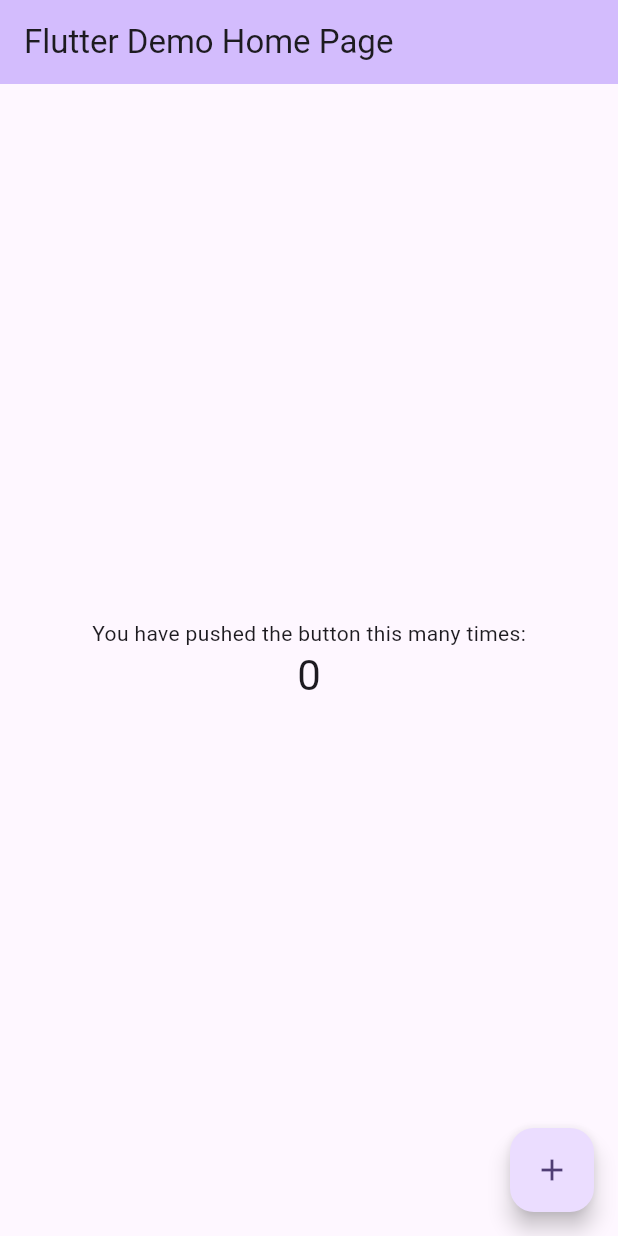
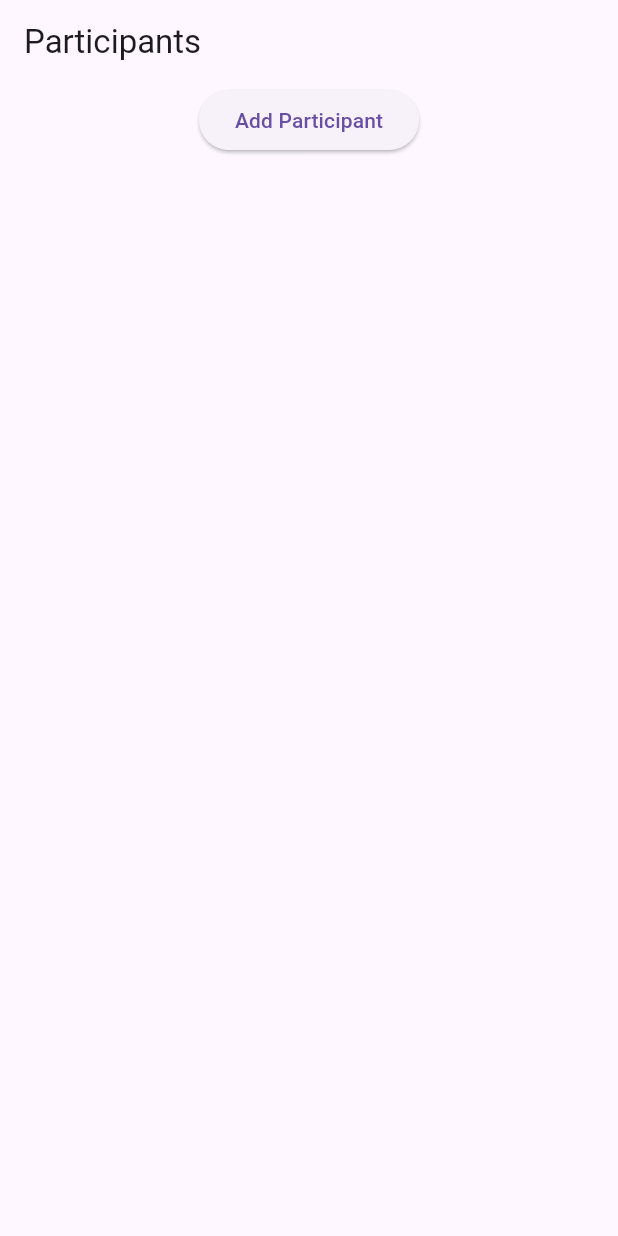
Before and after one commit to sanath-21/Final_Year_Project, a Flutter app: the screen it shows after launch, on a phone screen of 412 x 824 dp. Run offline on Flutter 3.47's test engine with Material 3 defaults, Android fonts, the phone set to English and light mode, and no system bars; our stand-ins replace sqflite; accounts and stored records are empty.

Commit message:
minor chnages

```diff
--- a/offroad_challenge_tracker/lib/main.dart
+++ b/offroad_challenge_tracker/lib/main.dart
@@ -1,122 +1,74 @@
 import 'package:flutter/material.dart';
+import 'database_helper.dart';
 
 void main() {
-  runApp(const MyApp());
+  runApp(MyApp());
 }
 
 class MyApp extends StatelessWidget {
-  const MyApp({super.key});
 
   // This widget is the root of your application.
   @override
   Widget build(BuildContext context) {
     return MaterialApp(
-      title: 'Flutter Demo',
-      theme: ThemeData(
-        // This is the theme of your application.
-        //
-        // TRY THIS: Try running your application with "flutter run". You'll see
-        // the application has a purple toolbar. Then, without quitting the app,
-        // try changing the seedColor in the colorScheme below to Colors.green
-        // and then invoke "hot reload" (save your changes or press the "hot
-        // reload" button in a Flutter-supported IDE, or press "r" if you used
-        // the command line to start the app).
-        //
-        // Notice that the counter didn't reset back to zero; the application
-        // state is not lost during the reload. To reset the state, use hot
-        // restart instead.
-        //
-        // This works for code too, not just values: Most code changes can be
-        // tested with just a hot reload.
-        colorScheme: ColorScheme.fromSeed(seedColor: Colors.deepPurple),
-      ),
-      home: const MyHomePage(title: 'Flutter Demo Home Page'),
+      debugShowCheckedModeBanner: false,
+      home: ParticipantScreen(),
     );
   }
 }
 
-class MyHomePage extends StatefulWidget {
-  const MyHomePage({super.key, required this.title});
-
-  // This widget is the home page of your application. It is stateful, meaning
-  // that it has a State object (defined below) that contains fields that affect
-  // how it looks.
-
-  // This class is the configuration for the state. It holds the values (in this
-  // case the title) provided by the parent (in this case the App widget) and
-  // used by the build method of the State. Fields in a Widget subclass are
-  // always marked "final".
-
-  final String title;
-
+class ParticipantScreen extends StatefulWidget{
   @override
-  State<MyHomePage> createState() => _MyHomePageState();
+  _ParticipantScreenState createState() => _ParticipantScreenState();
 }
 
-class _MyHomePageState extends State<MyHomePage> {
-  int _counter = 0;
+class _ParticipantScreenState extends State<ParticipantScreen>{
+  List<Map<String, dynamic>> participants = [];
 
-  void _incrementCounter() {
+  // Add a participant to the database
+  void addParticipant() async{
+    await DatabaseHelper.instance.insertParticipant({
+      'participant_number':1;
+      'driver_name': 'John Doe',
+      'co_driver_name': 'Jane Doe',
+      'category': 'Stock'
+    });
+    fetchParticipants(); //Refresh list after inserting
+  }
+
+  // Fetch all participants from the database
+  void fetchParticipants() async{
+    List<Map<String, dynamic>> data = await DatabaseHelper.instance.getAllParticipants();
     setState(() {
-      // This call to setState tells the Flutter framework that something has
-      // changed in this State, which causes it to rerun the build method below
-      // so that the display can reflect the updated values. If we changed
-      // _counter without calling setState(), then the build method would not be
-      // called again, and so nothing would appear to happen.
-      _counter++;
+      participants = data;
     });
+  }
+  @override
+  void initState(){
+    super.initState();
+    fetchParticipants(); //Load data on startup
   }
 
   @override
-  Widget build(BuildContext context) {
-    // This method is rerun every time setState is called, for instance as done
-    // by the _incrementCounter method above.
-    //
-    // The Flutter framework has been optimized to make rerunning build methods
-    // fast, so that you can just rebuild anything that needs updating rather
-    // than having to individually change instances of widgets.
+  Widget build(BuildContext context){
     return Scaffold(
-      appBar: AppBar(
-        // TRY THIS: Try changing the color here to a specific color (to
-        // Colors.amber, perhaps?) and trigger a hot reload to see the AppBar
-        // change color while the other colors stay the same.
-        backgroundColor: Theme.of(context).colorScheme.inversePrimary,
-        // Here we take the value from the MyHomePage object that was created by
-        // the App.build method, and use it to set our appbar title.
-        title: Text(widget.title),
+      appBar: AppBar(title: Text('Participants'),),
+      body: Column(
+        children: [
+          ElevatedButton(onPressed: addParticipant, child: Text('Add Participant'),),
+          Expanded(
+            child: ListView.builder(
+              itemCount: participants.length,
+              itemBuilder: (context, index){
+                return ListTile(
+                  title: Text(participants[index]['driver_name']),
+                  subtitle: Text('Co-driver: ${participants[index]['co_driver_name']}| Category: ${participants[index]['category']}'),
+                );
+              },
+              ),
+              ),
+        ],
       ),
-      body: Center(
-        // Center is a layout widget. It takes a single child and positions it
-        // in the middle of the parent.
-        child: Column(
-          // Column is also a layout widget. It takes a list of children and
-          // arranges them vertically. By default, it sizes itself to fit its
-          // children horizontally, and tries to be as tall as its parent.
-          //
-          // Column has various properties to control how it sizes itself and
-          // how it positions its children. Here we use mainAxisAlignment to
-          // center the children vertically; the main axis here is the vertical
-          // axis because Columns are vertical (the cross axis would be
-          // horizontal).
-          //
-          // TRY THIS: Invoke "debug painting" (choose the "Toggle Debug Paint"
-          // action in the IDE, or press "p" in the console), to see the
-          // wireframe for each widget.
-          mainAxisAlignment: MainAxisAlignment.center,
-          children: <Widget>[
-            const Text('You have pushed the button this many times:'),
-            Text(
-              '$_counter',
-              style: Theme.of(context).textTheme.headlineMedium,
-            ),
-          ],
-        ),
-      ),
-      floatingActionButton: FloatingActionButton(
-        onPressed: _incrementCounter,
-        tooltip: 'Increment',
-        child: const Icon(Icons.add),
-      ), // This trailing comma makes auto-formatting nicer for build methods.
     );
   }
 }
```
Also changed, not shown: offroad_challenge_tracker/lib/database_helper.dart (line endings or trailing spaces), 1 other file.
